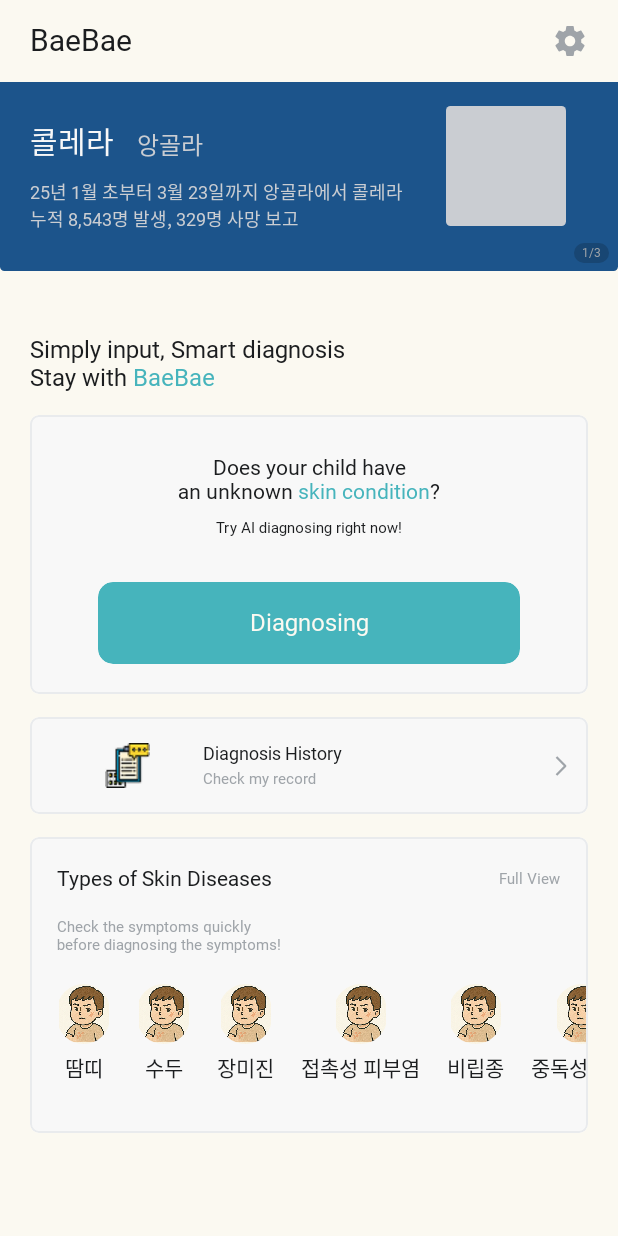
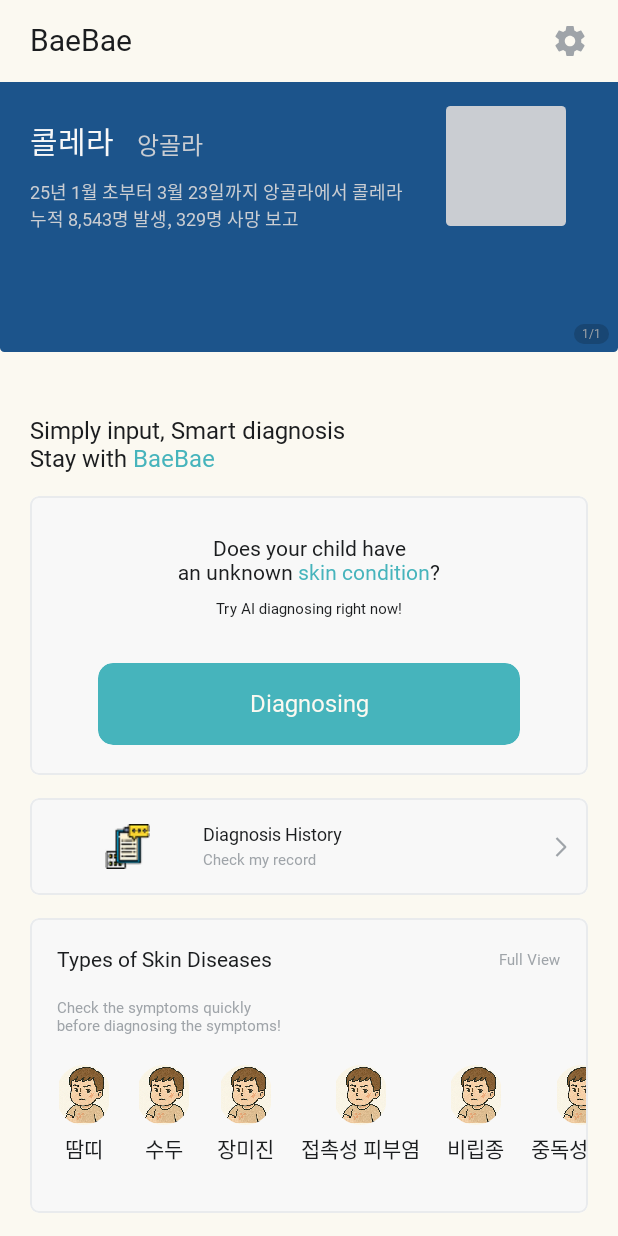
Before and after one commit to GDSC-DGU/2025-APAC-SolutionChallenge-Peekaboo, an Android app built with Jetpack Compose: the HomeScreen screen opened through its navigation route, on a phone screen of 412 x 824 dp. Run offline under Robolectric (Android 15) with nearby library versions, the phone set to English and light mode, and no system bars; our stand-ins replace Dagger/Hilt's generated code, Timber; network calls fail; Roboto replaces fonts that are not available here; 1 statement that could not run was skipped.

Commit message:
feat: Set crawling response data in home page
Modify crawling api url endpoints
Set top crawling banner response data in home page

Related to: #28

```diff
--- a/client/data/src/main/java/com/peekaboo/data/base/EndPoints.kt
+++ b/client/data/src/main/java/com/peekaboo/data/base/EndPoints.kt
@@ -13,4 +13,8 @@
         const val HISTORYDETAIL = "$HISTORY/{historyId}"
         const val HISTORYCONST = "$DIAGNOSIS/const/{constId}"
     }
+
+    object Crawling {
+        const val TOPBANNER = "."
+    }
 }
--- a/client/data/src/main/java/com/peekaboo/data/service/CrawlService.kt
+++ b/client/data/src/main/java/com/peekaboo/data/service/CrawlService.kt
@@ -1,6 +1,7 @@
 package com.peekaboo.data.service
 
 import com.peekaboo.data.base.BaseResponse
+import com.peekaboo.data.base.EndPoints
 import com.peekaboo.data.entity.response.crawl.CrawlResponseDto
 import retrofit2.Response
 import retrofit2.http.GET
@@ -8,7 +9,7 @@
 
 interface CrawlService {
 
-    @GET
+    @GET(EndPoints.Crawling.TOPBANNER)
     suspend fun topCrawling(
         @Query("target_lang") targetLang: String,
     ): Response<BaseResponse<CrawlResponseDto>>
--- a/client/feature/home/src/main/java/com/peekaboo/home/HomeScreen.kt
+++ b/client/feature/home/src/main/java/com/peekaboo/home/HomeScreen.kt
@@ -181,8 +181,10 @@
     Row(
         modifier = Modifier
             .width(screenWidthDp.dp)
+            .height(180.dp)
             .clip(RoundedCornerShape(bottomStart = 3.dp, bottomEnd = 3.dp))
-            .background(Main3)
+            .background(Main3),
+        verticalAlignment = Alignment.Top
     ) {
         Column(
             modifier = Modifier
--- a/client/feature/home/src/main/java/com/peekaboo/home/HomeViewModel.kt
+++ b/client/feature/home/src/main/java/com/peekaboo/home/HomeViewModel.kt
@@ -1,19 +1,24 @@
 package com.peekaboo.home
 
+import androidx.lifecycle.viewModelScope
 import com.peekaboo.domain.entity.response.DiseaseBannerItem
+import com.peekaboo.domain.usecase.crawl.GetTopCrawlingUseCase
 import com.peekaboo.ui.base.BaseViewModel
 import dagger.hilt.android.lifecycle.HiltViewModel
+import kotlinx.coroutines.launch
+import timber.log.Timber
 import javax.inject.Inject
 
 @HiltViewModel
 class HomeViewModel @Inject constructor(
-
+    private val getTopCrawlingUseCase: GetTopCrawlingUseCase,
 ) : BaseViewModel<HomePageState>(
     HomePageState()
 ) {
 
     init {
         initSetDiseaseBannerList()
+        setDiseaseBannerList()
     }
 
     private fun initSetDiseaseBannerList() {
@@ -23,12 +28,6 @@
                 "앙골라",
                 "25년 1월 초부터 3월 23일까지 앙골라에서 콜레라 누적 8,543명 발생, 329명 사망 보고"
             ),
-            DiseaseBannerItem(
-                "말라리아",
-                "앙골라",
-                "25년 1월 초부터 3월 23일까지 앙골라에서 콜레라 누적 8,543명 발생, 329명 사망 보고"
-            ),
-            DiseaseBannerItem("홍역", "앙골라", "25년 1월 초부터 3월 23일까지 앙골라에서 콜레라 누적 8,543명 발생, 329명 사망 보고")
         )
 
         updateState(
@@ -37,4 +36,20 @@
             )
         )
     }
+
+    private fun setDiseaseBannerList() {
+        viewModelScope.launch {
+            getTopCrawlingUseCase(request = "Ko").collect {
+                resultResponse(it, ::onSuccessGetDiseaseBanner)
+            }
+        }
+    }
+
+    private fun onSuccessGetDiseaseBanner(diseaseList: List<DiseaseBannerItem>) {
+        updateState(
+            uiState.value.copy(
+                diseaseBannerList = diseaseList
+            )
+        )
+    }
 }
```
